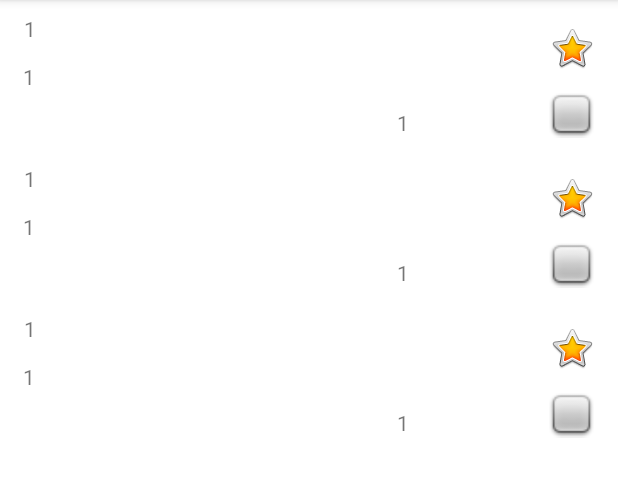
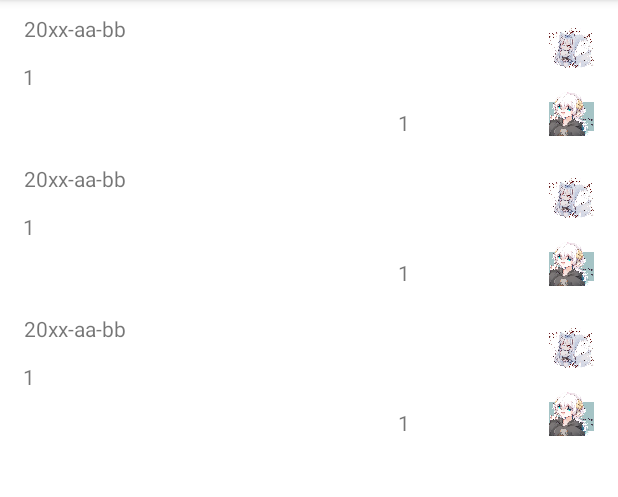
Before and after one commit to harutiro/resito1, an Android app: the screen it shows after launch (MainActivity), on a phone screen of 412 x 824 dp, the part 84-581 px from its top. Run offline under Robolectric (Android 15) with nearby library versions, the phone set to English and light mode, and no system bars; libraries missing offline, so code that uses them is left out: io.realm; 5 statements that could not run were skipped.

Commit message:
vor 0.02
リサイクラービューのクラスデータを作った（まだ途中）
34行目から不明　oh...

```diff
--- a/app/build.gradle
+++ b/app/build.gradle
@@ -1,6 +1,8 @@
 plugins {
     id 'com.android.application'
     id 'kotlin-android'
+    id 'kotlin-kapt'
+    id "realm-android"
 }
 
 android {
@@ -42,4 +44,5 @@ dependencies {
     testImplementation 'junit:junit:4.+'
     androidTestImplementation 'androidx.test.ext:junit:1.1.2'
     androidTestImplementation 'androidx.test.espresso:espresso-core:3.3.0'
+    implementation 'com.google.android.material:material:1.1.0'
 }
--- a/app/src/main/AndroidManifest.xml
+++ b/app/src/main/AndroidManifest.xml
@@ -3,6 +3,7 @@
     package="com.makino.harutiro.resito">
 
     <application
+        android:name=".RealmNedanDateApplication"
         android:allowBackup="true"
         android:icon="@mipmap/ic_launcher"
         android:label="@string/app_name"
--- a/app/src/main/java/com/makino/harutiro/resito/MainActivity.kt
+++ b/app/src/main/java/com/makino/harutiro/resito/MainActivity.kt
@@ -4,14 +4,22 @@ import android.os.Bundle
 import androidx.appcompat.app.AppCompatActivity
 import androidx.recyclerview.widget.LinearLayoutManager
 import androidx.recyclerview.widget.RecyclerView
+import com.google.android.material.snackbar.Snackbar
+import io.realm.Realm
+import java.time.LocalDate
+import java.time.LocalDateTime
 
 
 class MainActivity : AppCompatActivity() {
 
-    var NedanDate: List <nedanDate> = listOf(
-        nedanDate(1,1,1,1,1),
-        nedanDate(1,1,1,1,1),
-        nedanDate(1,1,1,1,1)
+    val realm :Realm = Realm.getDefaultInstance()
+    var namberid = 2
+
+
+    var nedanDateView: List <NedanDateRecycleView> = listOf(
+        NedanDateRecycleView("20xx-aa-bb",1,R.drawable.image1,R.drawable.image2,1),
+        NedanDateRecycleView("20xx-aa-bb",1,R.drawable.image1,R.drawable.image2,1),
+        NedanDateRecycleView("20xx-aa-bb",1,R.drawable.image1,R.drawable.image2,1)
 
     )
 
@@ -19,15 +27,102 @@ class MainActivity : AppCompatActivity() {
         super.onCreate(savedInstanceState)
         setContentView(R.layout.activity_main)
 
+        /*RecycleView Start*/
+
         val adapter = RecyclerViewAdapter(this)
 
         val recycleView = findViewById<RecyclerView>(R.id.nedanRV)
         recycleView.layoutManager = LinearLayoutManager(this)
         recycleView.adapter = adapter
 
-//リサイクラービューアダプターで宣言したaddAllメソッドを呼んであげてデータも渡している
-        adapter.addAll(NedanDate)
+        //リサイクラービューアダプターで宣言したaddAllメソッドを呼んであげてデータも渡している
+        adapter.addAll(nedanDateView)
+
+        /*RecycleView End*/
+
+
+        /*Realm Start*/
+
+        //read()というメソッドを使ってすでに保存されているメモのデータを取得してmemoという変数に代入
+        val nedanDateRealmInstans_M:NedanDateRealm? = read()
+
+        //データベースから取得したMemoをテキストに表示する処理
+        //nullが保存されるとえらるので分岐処理をする
+        if(nedanDateRealmInstans_M != null){
+            titleEditText.setText(nedanDateRealmInstans_M.title)
+            contentEditText.setText(nedanDateRealmInstans_M.content)
+        }
+
+        saveButton.setOnClickListener {
+            val title:String = titleEditText.text.toString()
+            val content:String = contentEditText.text.toString()
+            //保存ボタンを押したときに、titleTextとcontentEditTextに入力されたテキストを取得しsave() メソッドに値を渡す
+            save(title,content)
+        }
+
+        /*Realm End*/
 
 
     }
+
+    //画面（Activity）が終了したときに実行される部分
+    override fun onDestroy() {
+        super.onDestroy()
+
+        /*Realm strat*/
+
+        //画面終了時にRealmを閉じる
+        //パフォーマンスを良くするためにやる
+        realm.close()
+
+        /*Realm End*/
+
+    }
+
+
+    /*Realm Start*/
+
+    //画面を起動したときにすでに保存されているnedanDateのデータを取得する関数
+    //メソッド名（read）と返り値の型を指定（nedanDate? ）]
+    //返り値の？はnullが帰ってくる可能性があるから
+    fun read(): NedanDateRealm? {
+
+        //realmを使ってデータベース中のMemoリストから最初のデータを一つ取り出している
+        //※findFirst()の他にfindAll()というリストを取得する機能もある
+        return realm.where(NedanDateRealm::class.java).findFirst()
+    }
+
+    fun save(title :String,content :String){
+
+        //すでに保存されているメモを取得
+        // すでに保存されたデータがあればそのデータの更新。なければ新しくデータを作成するようにする
+        val nedanDateRealmInstans_S :NedanDateRealm? = read()
+
+        //データベースへの書き込み（データの作成、更新、消去.etc）
+        realm.executeTransaction{
+
+            //データの存在によって、更新処理もしくは新規作成の処理をする
+            if(nedanDateRealmInstans_S != null) {
+                //memoの更新をしている
+                nedanDateRealmInstans_S.title = title
+                nedanDateRealmInstans_S.content = content
+            }else{
+                //メモの新規作成
+                //保存するデータの作成「it.createObuject(データ型::class.java)」
+                //データベースに新しいオブジェクトを作って保存する
+
+                //作ったオブジェクトをnewMemoという変数に代入してtitleとcontentを更新する
+                //realm.executeTransaction{}ないだとitをrealmの変数として扱う→高階関数
+                val newNedanDate :NedanDateRealm = it.createObject(NedanDateRealm::class.java)
+                newNedanDate.title = title
+                newNedanDate.content = content
+            }
+
+            //スナックバーの表示
+            Snackbar.make(container,"保存しました！！",Snackbar.LENGTH_SHORT).show()
+
+        }
+    }
+    /*Realm End*/
+
 }
--- a/app/src/main/java/com/makino/harutiro/resito/nedanDate.kt
+++ b/app/src/main/java/com/makino/harutiro/resito/NedanDateRecycleView.kt
@@ -1,9 +1,9 @@
 package com.makino.harutiro.resito
 
-class nedanDate (
-    val hizuke:Int,
+class NedanDateRecycleView (
+    val hizuke:String,
     val nedan:Int,
     val saihuIcon:Int,
-    val zyanru:Int,
+    val zyanruIcon:Int,
     val saihu:Int
         )
--- /dev/null
+++ b/app/src/main/java/com/makino/harutiro/resito/RealmNedanDateApplication.kt
@@ -0,0 +1,35 @@
+package com.makino.harutiro.resito
+
+import android.app.Application
+import io.realm.Realm
+import io.realm.RealmConfiguration
+
+class RealmNedanDateApplication: Application() {
+
+    override fun onCreate(){
+        super.onCreate()
+
+
+
+        //Realm初期化処理
+
+        Realm.init(this)
+
+
+
+        //開発を効率化するための設定
+
+        //データベースに保存するモデルに変更を加えた時アプリを消去して再インストールする手間を省くことができる
+
+        val realmConfig = RealmConfiguration.Builder()
+
+            .deleteRealmIfMigrationNeeded()
+
+            .build()
+
+        Realm.setDefaultConfiguration(realmConfig)
+
+
+
+    }
+}
--- a/app/src/main/java/com/makino/harutiro/resito/ViewHolder.kt
+++ b/app/src/main/java/com/makino/harutiro/resito/ViewHolder.kt
@@ -12,15 +12,15 @@ class RecyclerViewAdapter(private val context: Context):
     RecyclerView.Adapter<RecyclerViewAdapter.ViewHolder>() {
 
     //リサイクラービューに表示するリストを宣言する
-    val items: MutableList<nedanDate> = mutableListOf()
+    val items: MutableList<NedanDateRecycleView> = mutableListOf()
 
     //データをcourseDateと結びつける？？
     class ViewHolder(view: View): RecyclerView.ViewHolder(view){
-        val hizuke_V: TextView = view.findViewById(R.id.hizuke)
-        val nedan_V: TextView = view.findViewById(R.id.nedan)
-        val saihu_V: TextView = view.findViewById(R.id.saihu)
-        val saihuIcon_V: ImageView = view.findViewById(R.id.saihuIcon)
-        val zyanru_V: ImageView = view.findViewById(R.id.zyanru)
+        val hizuke_V: TextView = view.findViewById(R.id.hizukeId)
+        val nedan_V: TextView = view.findViewById(R.id.nedanId)
+        val saihu_V: TextView = view.findViewById(R.id.saihuId)
+        val saihuIcon_V: ImageView = view.findViewById(R.id.saihuIconId)
+        val zyanru_V: ImageView = view.findViewById(R.id.zyanruIconId)
 
     }
 
@@ -34,7 +34,7 @@ class RecyclerViewAdapter(private val context: Context):
     override fun onBindViewHolder(holder: ViewHolder, position: Int) {
         val item = items[position]
         holder.saihuIcon_V.setImageResource(item.saihuIcon)
-        holder.zyanru_V.setImageResource(item.zyanru)
+        holder.zyanru_V.setImageResource(item.zyanruIcon)
         holder.hizuke_V.text = item.hizuke.toString()
         holder.nedan_V.text = item.nedan.toString()
         holder.saihu_V.text = item.saihu.toString()
@@ -42,7 +42,7 @@ class RecyclerViewAdapter(private val context: Context):
     }
 
     //引数にとったリストをadapterに追加するメソッド
-    fun addAll(items: List<nedanDate>){
+    fun addAll(items: List<NedanDateRecycleView>){
         this.items.addAll(items)
         notifyDataSetChanged()
     }
--- a/app/src/main/res/layout/item_nedan_date_call.xml
+++ b/app/src/main/res/layout/item_nedan_date_call.xml
@@ -6,18 +6,18 @@
     android:layout_height="100dp">
 
     <TextView
-        android:id="@+id/hizuke"
+        android:id="@+id/hizukeId"
         android:layout_width="200dp"
         android:layout_height="23dp"
         android:layout_marginEnd="180dp"
         android:text="TextView"
-        app:layout_constraintBottom_toTopOf="@+id/nedan"
+        app:layout_constraintBottom_toTopOf="@+id/nedanId"
         app:layout_constraintEnd_toEndOf="parent"
         app:layout_constraintStart_toStartOf="parent"
         app:layout_constraintTop_toTopOf="parent" />
 
     <TextView
-        android:id="@+id/nedan"
+        android:id="@+id/nedanId"
         android:layout_width="200dp"
         android:layout_height="49dp"
         android:layout_marginEnd="180dp"
@@ -26,10 +26,10 @@
         app:layout_constraintEnd_toEndOf="parent"
         app:layout_constraintHorizontal_bias="0.475"
         app:layout_constraintStart_toStartOf="parent"
-        app:layout_constraintTop_toBottomOf="@+id/hizuke" />
+        app:layout_constraintTop_toBottomOf="@+id/hizukeId" />
 
     <TextView
-        android:id="@+id/saihu"
+        android:id="@+id/saihuId"
         android:layout_width="73dp"
         android:layout_height="20dp"
         android:layout_marginStart="253dp"
@@ -37,33 +37,35 @@
         android:layout_marginEnd="16dp"
         android:text="TextView"
         app:layout_constraintBottom_toBottomOf="parent"
-        app:layout_constraintEnd_toStartOf="@+id/zyanru"
+        app:layout_constraintEnd_toStartOf="@+id/zyanruIconId"
         app:layout_constraintStart_toStartOf="parent"
         app:layout_constraintTop_toTopOf="parent" />
 
     <ImageView
-        android:id="@+id/saihuIcon"
-        android:layout_width="wrap_content"
-        android:layout_height="wrap_content"
+        android:id="@+id/saihuIconId"
+        android:layout_width="30dp"
+        android:layout_height="30dp"
         android:layout_marginStart="350dp"
         android:layout_marginTop="16dp"
         android:layout_marginBottom="12dp"
-        app:layout_constraintBottom_toTopOf="@+id/zyanru"
+        android:scaleType="centerCrop"
+        app:layout_constraintBottom_toTopOf="@+id/zyanruIconId"
         app:layout_constraintEnd_toEndOf="parent"
         app:layout_constraintStart_toStartOf="parent"
         app:layout_constraintTop_toTopOf="parent"
         app:srcCompat="@android:drawable/btn_star_big_on" />
 
     <ImageView
-        android:id="@+id/zyanru"
-        android:layout_width="31dp"
-        android:layout_height="32dp"
+        android:id="@+id/zyanruIconId"
+        android:layout_width="30dp"
+        android:layout_height="30dp"
         android:layout_marginStart="350dp"
         android:layout_marginBottom="8dp"
+        android:scaleType="centerCrop"
         app:layout_constraintBottom_toBottomOf="parent"
         app:layout_constraintEnd_toEndOf="parent"
         app:layout_constraintStart_toStartOf="parent"
-        app:layout_constraintTop_toBottomOf="@+id/saihuIcon"
+        app:layout_constraintTop_toBottomOf="@+id/saihuIconId"
         app:srcCompat="@android:drawable/checkbox_off_background" />
 
 </androidx.constraintlayout.widget.ConstraintLayout>
--- a/build.gradle
+++ b/build.gradle
@@ -8,6 +8,7 @@ buildscript {
     dependencies {
         classpath "com.android.tools.build:gradle:4.1.1"
         classpath "org.jetbrains.kotlin:kotlin-gradle-plugin:$kotlin_version"
+        classpath "io.realm:realm-gradle-plugin:6.0.2"
 
         // NOTE: Do not place your application dependencies here; they belong
         // in the individual module build.gradle files
```
Also changed, not shown: app/src/main/java/com/makino/harutiro/resito/NedanDetaRealm.kt (added, +15 -0 lines), app/src/main/res/drawable/image1.jpg (added), app/src/main/res/drawable/image2.jpg (added), app/src/main/res/drawable/image3.jpg (added), app/src/main/res/drawable/image4.jpg (added), app/src/main/res/drawable/image5.jpg (added), app/src/main/res/drawable/image6.jpg (added).
